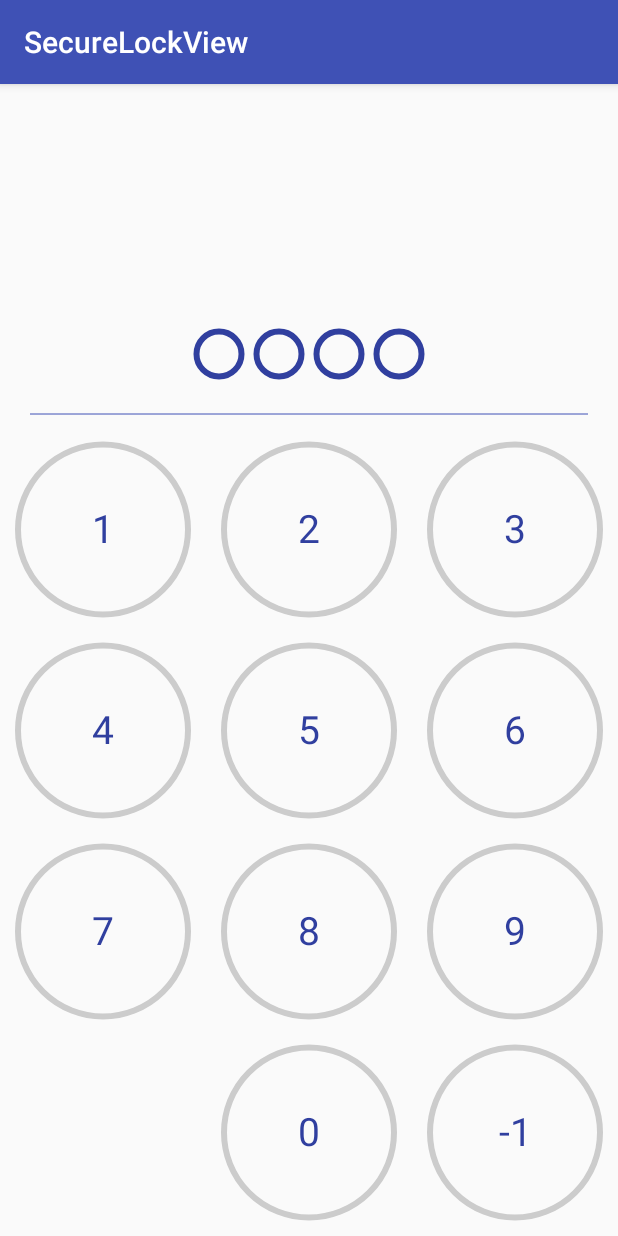
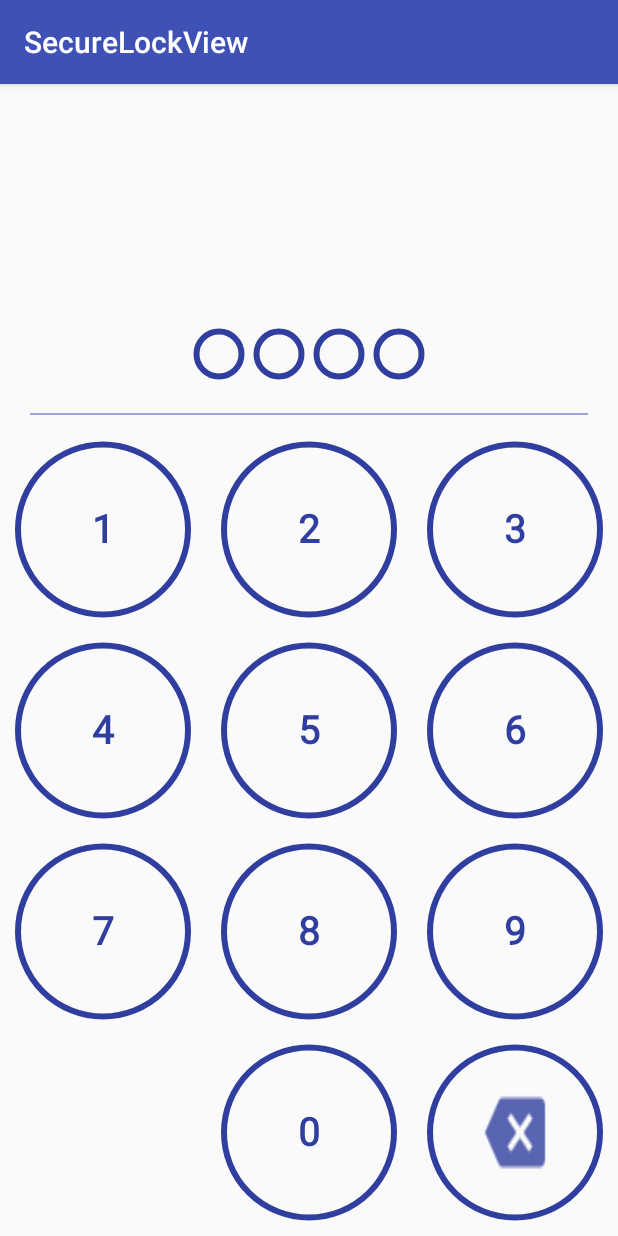
Before and after one commit to kevalpatel2106/PasscodeView, an Android app: the screen it shows after launch (MainActivity), on a phone screen of 412 x 824 dp. Run offline under Robolectric (Android 15) with nearby library versions, the phone set to English and light mode, and no system bars.

Commit message:
backspace image setup

```diff
--- a/app/src/main/res/layout/activity_main.xml
+++ b/app/src/main/res/layout/activity_main.xml
@@ -13,7 +13,7 @@
         app:dividerColor="#3F51B5"
         app:indicatorSolidColor="@android:color/holo_red_dark"
         app:indicatorStrokeColor="#303F9F"
-        app:keyBackgroundColor="#303F9F"
+        app:keyStrokeColor="#303F9F"
         app:keyTextColor="#303F9F"
         app:keyTextSize="26sp"
         app:pinLength="4"
--- a/passcodeview/src/main/java/com/kevalpatel/passcodeview/pinview/PinView.java
+++ b/passcodeview/src/main/java/com/kevalpatel/passcodeview/pinview/PinView.java
@@ -4,10 +4,14 @@ import android.content.Context;
 import android.content.res.TypedArray;
 import android.graphics.Canvas;
 import android.graphics.Paint;
+import android.graphics.PorterDuff;
+import android.graphics.PorterDuffColorFilter;
 import android.graphics.Rect;
+import android.graphics.drawable.Drawable;
 import android.support.annotation.ColorInt;
 import android.support.annotation.NonNull;
 import android.support.annotation.Nullable;
+import android.support.v4.content.ContextCompat;
 import android.text.TextPaint;
 import android.util.AttributeSet;
 import android.view.MotionEvent;
@@ -163,6 +167,7 @@ public class PinView extends View {
         mKeyTextPaint = new TextPaint(Paint.ANTI_ALIAS_FLAG);
         mKeyTextPaint.setColor(mKeyTextColor);
         mKeyTextPaint.setTextSize(mKeyTextSize);
+        mKeyTextPaint.setFakeBoldText(true);
         mKeyTextPaint.setTextAlign(Paint.Align.CENTER);
 
         invalidate();
@@ -209,11 +214,21 @@ public class PinView extends View {
                     Math.min(key.getBounds().height(), key.getBounds().width()) / 2 - mKeyPadding, //radius = height or width - padding for single key
                     mKeyPaint);
 
+            if (key.getDigit().equals("-1")) {  //Backspace key
+                Drawable d = ContextCompat.getDrawable(mContext, R.drawable.ic_back_space);
+                d.setBounds(key.getBounds().left + (int) getResources().getDimension(R.dimen.key_backspace_icon_horizontal_padding),
+                        key.getBounds().top +  (int) getResources().getDimension(R.dimen.key_backspace_icon_vertical_padding),
+                        key.getBounds().right -  (int) getResources().getDimension(R.dimen.key_backspace_icon_horizontal_padding),
+                        key.getBounds().bottom -  (int) getResources().getDimension(R.dimen.key_backspace_icon_vertical_padding));
+                d.setColorFilter(new PorterDuffColorFilter(mKeyTextColor, PorterDuff.Mode.SRC_ATOP));
+                d.draw(canvas);
+            } else {
                 //Draw key text
                 canvas.drawText(key.getDigit() + "",                //Text to display on key
                         key.getBounds().exactCenterX(),             //Set start point at center width of key
                         key.getBounds().exactCenterY() - (mKeyTextPaint.descent() + mKeyPaint.ascent()) / 2,    //center height of key - text height/2
                         mKeyTextPaint);
+            }
         }
     }
 
@@ -373,13 +388,17 @@ public class PinView extends View {
             throw new IllegalStateException("Please set current PIN to check with the entered value.");
         }
 
+        if (newDigit.equals("-1")) {
+            if (!mPinTyped.isEmpty()) mPinTyped = mPinTyped.substring(0, mPinTyped.length() - 1);
+        } else {
             mPinTyped = mPinTyped + newDigit;
+        }
         invalidate();
 
+        if (mPinTyped.length() == mPinCodeLength) {
             new android.os.Handler().postDelayed(new Runnable() {
                 @Override
                 public void run() {
-                if (mPinTyped.length() == mPinCodeLength) {
                     if (mPinToCheck.equals(mPinTyped)) {
                         mPinChangeListener.onAuthenticationSuccessful();
                     } else {
@@ -388,8 +407,8 @@ public class PinView extends View {
 
                     reset();
                 }
+            }, 500);
         }
-        }, 500);
     }
 
     public void reset() {
--- a/passcodeview/src/main/res/values/dimen.xml
+++ b/passcodeview/src/main/res/values/dimen.xml
@@ -8,4 +8,6 @@
     <dimen name="key_padding">10dp</dimen>
     <dimen name="divider_vertical_margin">10dp</dimen>
     <dimen name="divider_horizontal_margin">20dp</dimen>
+    <dimen name="key_backspace_icon_vertical_padding">26dp</dimen>
+    <dimen name="key_backspace_icon_horizontal_padding">42dp</dimen>
 </resources>
```
Also changed, not shown: passcodeview/src/main/res/drawable-hdpi/ic_back_space.png, passcodeview/src/main/res/drawable-mdpi/ic_back_space.png, passcodeview/src/main/res/drawable-xhdpi/ic_back_space.png, passcodeview/src/main/res/drawable-xxhdpi/ic_back_space.png. Lines whose indentation alone changed are shown as unchanged.
